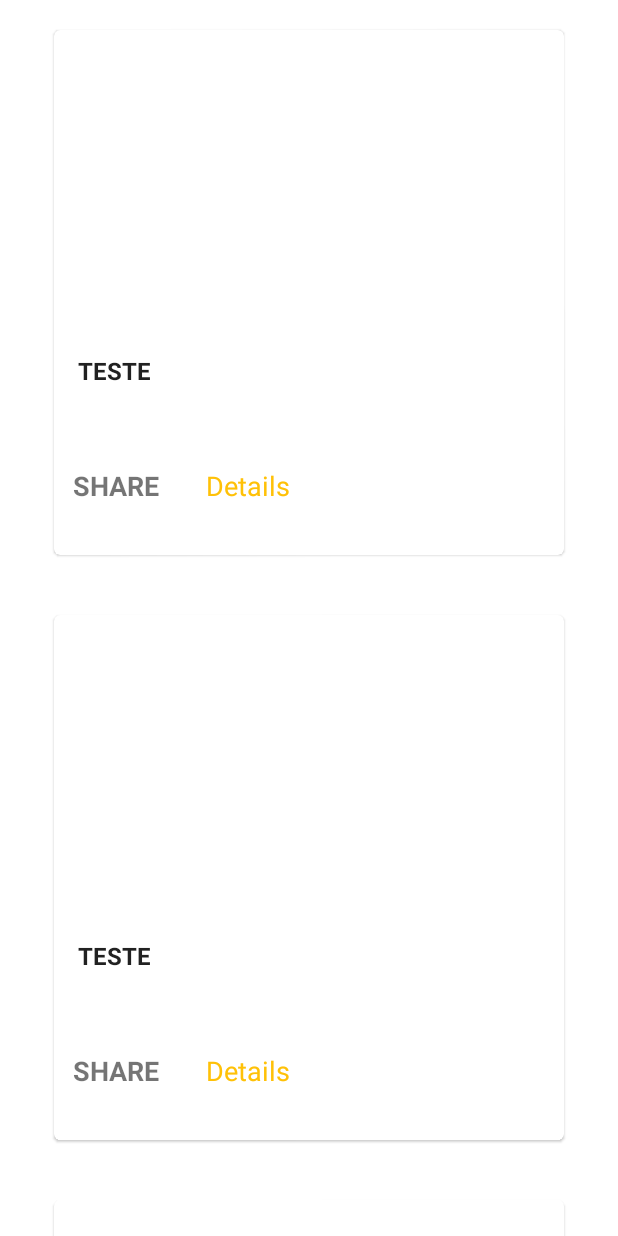
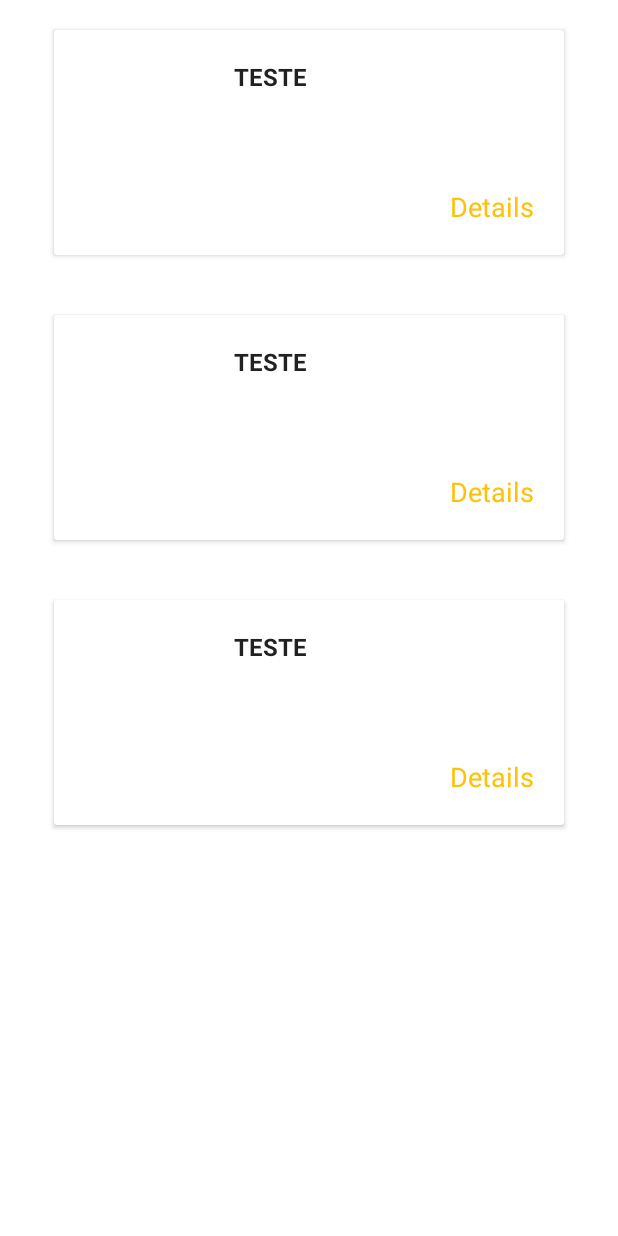
Before and after one commit to guilhermemarx14/my-movie-app, an Android app: the layout fragment_movie_list.xml on its own in the app's theme, with its tools: preview values and no code run, on a phone screen of 412 x 824 dp. Run offline under Robolectric (Android 15) with nearby library versions, the phone set to English and light mode, and no system bars.

Commit message:
feat: Add rating and genres to MovieItemList

```diff
--- a/app/src/main/java/com/guilhermemarx14/mymovieapp/model/Genre.kt
+++ b/app/src/main/java/com/guilhermemarx14/mymovieapp/model/Genre.kt
@@ -22,3 +22,8 @@ data class Genre(
     val name: String?,
     @ColumnInfo(index = true) var movieId: Int?
 )
+
+@JsonClass(generateAdapter = true)
+data class GenresResponse(
+    val genres: List<Genre>
+)
--- a/app/src/main/java/com/guilhermemarx14/mymovieapp/repository/database/MyMovieAppDatabase.kt
+++ b/app/src/main/java/com/guilhermemarx14/mymovieapp/repository/database/MyMovieAppDatabase.kt
@@ -2,18 +2,21 @@ package com.guilhermemarx14.mymovieapp.repository.database
 
 import androidx.room.Database
 import androidx.room.RoomDatabase
+import androidx.room.TypeConverters
 import com.guilhermemarx14.mymovieapp.model.Genre
 import com.guilhermemarx14.mymovieapp.model.Movie
 import com.guilhermemarx14.mymovieapp.model.MovieListItem
 import com.guilhermemarx14.mymovieapp.repository.dao.GenreDAO
 import com.guilhermemarx14.mymovieapp.repository.dao.MovieDAO
 import com.guilhermemarx14.mymovieapp.repository.dao.MovieListItemDAO
+import com.guilhermemarx14.mymovieapp.util.Converter
 
 @Database(
     entities = [Movie::class, Genre::class, MovieListItem::class],
     version = 1,
     exportSchema = false
 )
+@TypeConverters(Converter::class)
 abstract class MyMovieAppDatabase: RoomDatabase() {
     abstract fun genreDao(): GenreDAO
     abstract fun movieListItemDAO(): MovieListItemDAO
--- a/app/src/main/java/com/guilhermemarx14/mymovieapp/repository/datasource/LocalDatabaseDataSource.kt
+++ b/app/src/main/java/com/guilhermemarx14/mymovieapp/repository/datasource/LocalDatabaseDataSource.kt
@@ -50,6 +50,11 @@ class LocalDatabaseDataSource @Inject constructor() : MovieDataSource {
         return Result.success(null)
     }
 
+    override suspend fun getAllGenres(): Result<GenresResponse?> {
+        Log.d("movieApp", "Not implemented")
+        return Result.success(null)
+    }
+
     private suspend fun loadMovieListData() = movieListItemDAO.getAllMovieListItems()
 
     private fun mapMovieGenreRelationToMovie(movieGenreRelation: MovieGenreRelation): Movie {
--- a/app/src/main/java/com/guilhermemarx14/mymovieapp/repository/datasource/MovieDataSource.kt
+++ b/app/src/main/java/com/guilhermemarx14/mymovieapp/repository/datasource/MovieDataSource.kt
@@ -3,6 +3,7 @@ package com.guilhermemarx14.mymovieapp.repository.datasource
 import com.guilhermemarx14.mymovieapp.model.*
 
 interface MovieDataSource {
+
     suspend fun getMovieListData(): Result<List<MovieListItem>?>
     suspend fun saveMovieListData(movies: List<MovieListItem>)
     suspend fun clearData()
@@ -10,4 +11,5 @@ interface MovieDataSource {
     suspend fun getMovieImages(id: Int): Result<ImagesResponse?>
     suspend fun getMovieWatchProviders(id: Int): Result<MovieWatchProvidersResponse?>
     suspend fun getMovieCredits(id: Int): Result<CreditsResponse?>
+    suspend fun getAllGenres(): Result<GenresResponse?>
 }
--- a/app/src/main/java/com/guilhermemarx14/mymovieapp/service/MoviesService.kt
+++ b/app/src/main/java/com/guilhermemarx14/mymovieapp/service/MoviesService.kt
@@ -36,4 +36,9 @@ interface MoviesService {
         @Path("movie_id") id: Int,
         @Query("api_key") key: String
     ) : Response<ImagesResponse>
+
+    @GET("/3/genre/movie/list")
+    suspend fun getAllGenres(
+        @Query("api_key") key: String
+    ) : Response<GenresResponse>
 }
--- a/app/src/main/res/layout/fragment_movie_item.xml
+++ b/app/src/main/res/layout/fragment_movie_item.xml
@@ -4,18 +4,18 @@
     xmlns:tools="http://schemas.android.com/tools">
 
     <data>
-
+        <import type="android.view.View" />
         <variable
             name="movieItem"
             type="com.guilhermemarx14.mymovieapp.model.MovieListItem" />
     </data>
 
 
-        <com.google.android.material.card.MaterialCardView
+    <androidx.cardview.widget.CardView
         android:layout_width="match_parent"
         android:layout_height="wrap_content"
         android:layout_margin="20dp"
-            android:minHeight="350dp">
+        android:minHeight="150dp">
 
         <androidx.constraintlayout.widget.ConstraintLayout
             android:layout_width="match_parent"
@@ -25,74 +25,69 @@
                 android:id="@+id/movieTitleListItem"
                 android:layout_width="0dp"
                 android:layout_height="wrap_content"
-                    android:layout_margin="@dimen/text_margin"
-                    android:layout_marginStart="16dp"
+                android:layout_margin="20dp"
                 android:text="@{movieItem.titleWithYear}"
                 android:textAppearance="?attr/textAppearanceListItem"
                 android:textStyle="bold"
-                    app:layout_constraintStart_toStartOf="parent"
-                    app:layout_constraintTop_toBottomOf="@+id/imageView"
+                app:layout_constraintStart_toStartOf="@+id/guideline2"
+                app:layout_constraintTop_toTopOf="parent"
                 tools:text="TESTE" />
-
-                <TextView
-                    android:id="@+id/content"
-                    android:layout_width="0dp"
-                    android:layout_height="wrap_content"
-                    android:layout_margin="@dimen/text_margin"
-                    android:ellipsize="end"
-                    android:maxEms="3"
-                    android:maxLines="3"
-                    android:text="@{movieItem.overview}"
-                    android:textAppearance="?attr/textAppearanceListItem"
-                    app:layout_constraintEnd_toEndOf="parent"
-                    app:layout_constraintHorizontal_bias="0.5"
-                    app:layout_constraintStart_toStartOf="parent"
-                    app:layout_constraintTop_toBottomOf="@+id/movieTitleListItem" />
 
             <ImageView
                 android:id="@+id/imageView"
                 android:layout_width="0dp"
-                    android:layout_height="200dp"
+                android:layout_height="150dp"
                 android:scaleType="centerCrop"
-                    app:layout_constraintEnd_toEndOf="parent"
-                    app:layout_constraintHorizontal_bias="0.5"
+                app:layout_constraintEnd_toStartOf="@+id/guideline2"
                 app:layout_constraintStart_toStartOf="parent"
                 app:layout_constraintTop_toTopOf="parent"
-                    app:srcUrl="@{movieItem.imagePath}"
-                    />
-
-                <TextView
-                    android:id="@+id/shareButton"
-                    android:layout_width="wrap_content"
-                    android:layout_height="wrap_content"
-                    android:layout_margin="15dp"
-                    android:text="@string/share_button_title"
-                    android:textSize="18sp"
-                    android:textStyle="bold"
-                    app:layout_constraintBottom_toBottomOf="parent"
-                    app:layout_constraintEnd_toStartOf="@+id/detailButton"
-                    app:layout_constraintStart_toStartOf="parent"
-                    app:layout_constraintTop_toBottomOf="@+id/content" />
+                app:srcUrl="@{movieItem.imagePath}" />
 
             <TextView
                 android:id="@+id/detailButton"
                 android:layout_width="wrap_content"
                 android:layout_height="wrap_content"
-                    android:layout_margin="15dp"
+                android:layout_margin="20dp"
                 android:text="@string/details_button_title"
                 android:textColor="#FFC107"
                 android:textSize="18sp"
                 app:layout_constraintBottom_toBottomOf="parent"
-                    app:layout_constraintEnd_toStartOf="@+id/guideline2"
-                    app:layout_constraintStart_toEndOf="@+id/shareButton" />
+                app:layout_constraintEnd_toEndOf="parent" />
 
             <androidx.constraintlayout.widget.Guideline
                 android:id="@+id/guideline2"
                 android:layout_width="wrap_content"
                 android:layout_height="wrap_content"
                 android:orientation="vertical"
-                    app:layout_constraintGuide_percent="0.5" />
+                app:layout_constraintGuide_begin="100dp" />
+
+            <TextView
+                android:id="@+id/genresTextView"
+                android:layout_width="wrap_content"
+                android:layout_height="wrap_content"
+                android:layout_marginStart="20dp"
+                android:layout_marginTop="10dp"
+                android:text="@{movieItem.genres}"
+                android:textColor="#B4000000"
+                android:visibility="@{movieItem.genres==null ? View.GONE : View.VISIBLE}"
+                app:layout_constraintStart_toStartOf="@+id/guideline2"
+                app:layout_constraintTop_toBottomOf="@+id/movieTitleListItem" />
+
+            <TextView
+                android:id="@+id/ratingsListTextView"
+                android:layout_width="wrap_content"
+                android:layout_height="wrap_content"
+                android:layout_marginStart="20dp"
+                android:layout_marginTop="10dp"
+                android:text="@{movieItem.ratings}"
+                android:textColor="#B4000000"
+                android:visibility="@{movieItem.ratings==null ? View.GONE : View.VISIBLE}"
+                app:layout_constraintStart_toStartOf="@+id/guideline2"
+                app:layout_constraintTop_toBottomOf="@+id/genresTextView" />
+
+
+
 
         </androidx.constraintlayout.widget.ConstraintLayout>
-        </com.google.android.material.card.MaterialCardView>
+    </androidx.cardview.widget.CardView>
 </layout>
```
Also changed, not shown: app/src/main/java/com/guilhermemarx14/mymovieapp/model/Image.kt (+6 -6 lines), app/src/main/java/com/guilhermemarx14/mymovieapp/model/Movie.kt (+23 -6 lines), app/src/main/java/com/guilhermemarx14/mymovieapp/model/MovieListItem.kt (+21 -3 lines), app/src/main/java/com/guilhermemarx14/mymovieapp/repository/datasource/TmdbDataSource.kt (+19 -1 lines), app/src/main/java/com/guilhermemarx14/mymovieapp/util/Converter.kt (added, +17 -0 lines), app/src/main/java/com/guilhermemarx14/mymovieapp/util/Util.kt (+14 -0 lines). Lines whose indentation alone changed are shown as unchanged.
